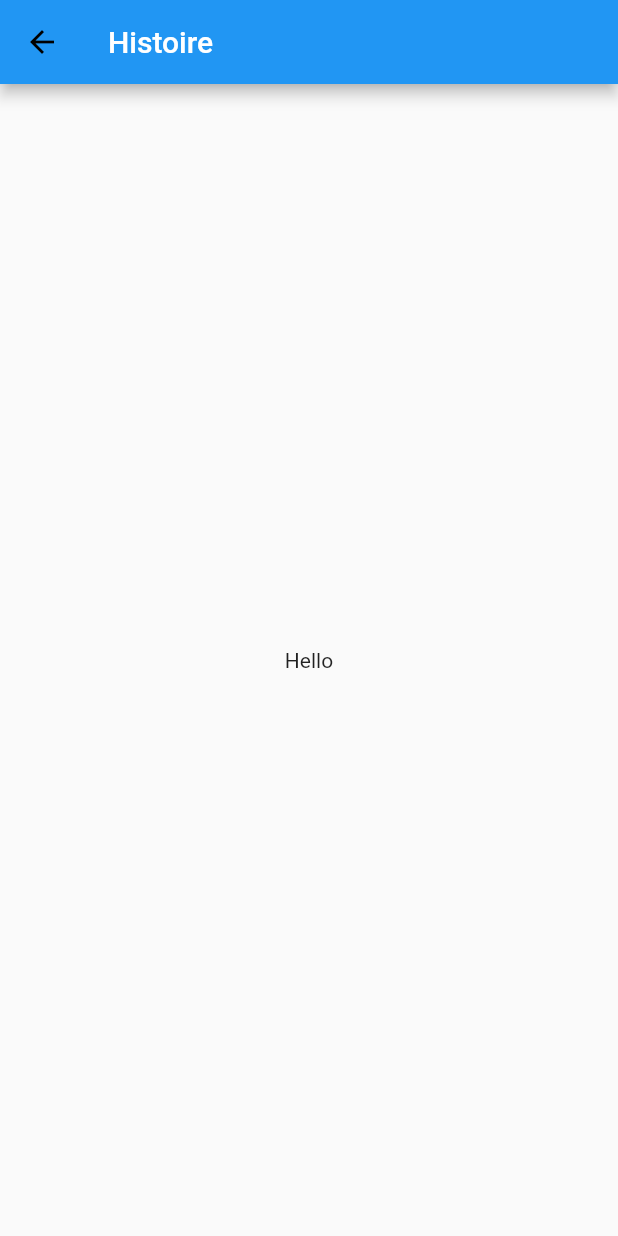
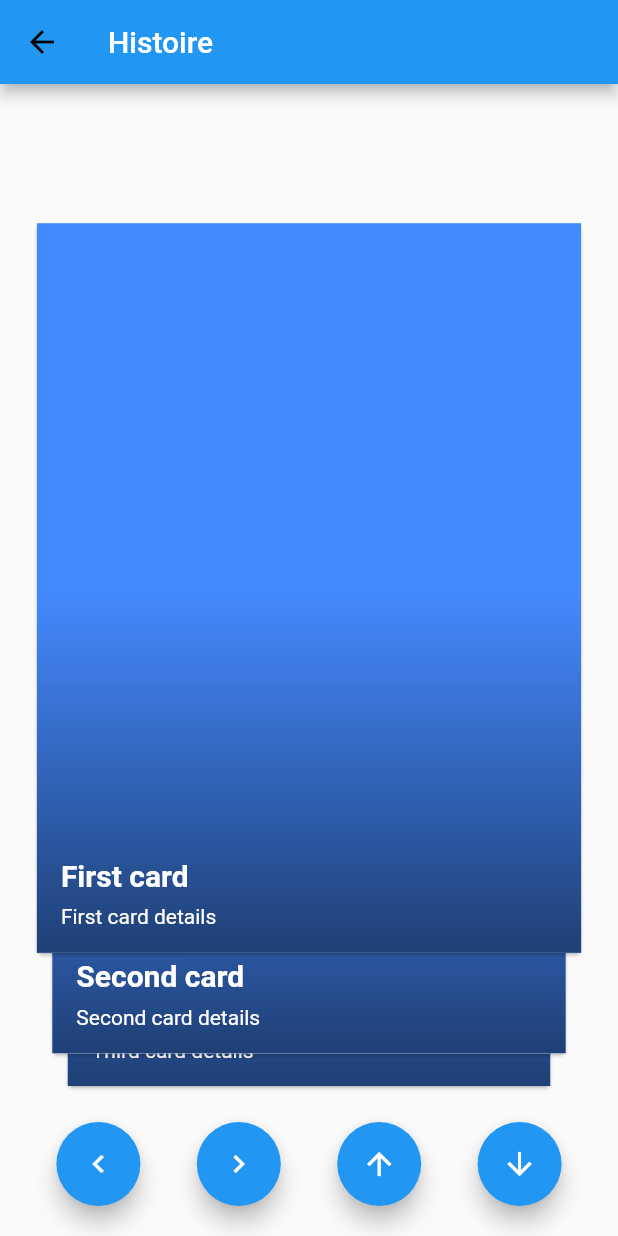
Before and after one commit to wangfaureli/af_test, a Flutter app: the Page2 screen opened directly, on a phone screen of 412 x 824 dp. Run offline on Flutter 3.47's test engine with Material 2 defaults, Android fonts, the phone set to English and light mode, and no system bars.

Commit message:
add card

```diff
--- a/lib/fixture.dart
+++ b/lib/fixture.dart
@@ -1,5 +1,3 @@
-
-import 'package:flutter/cupertino.dart';
 
 class Item {
   final String image;
--- a/lib/page/page2.dart
+++ b/lib/page/page2.dart
@@ -1,9 +1,22 @@
+import 'package:af_test/page/swip/swipeable_card_stack.dart';
 import 'package:flutter/material.dart';
+import 'package:af_test/page/swip//card_view.dart';
 
-class Page2 extends StatelessWidget {
+class Page2 extends StatefulWidget {
+
   const Page2({Key? key}) : super(key: key);
+
+  @override
+  State<Page2> createState() => _Page2State();
+}
+
+class _Page2State extends State<Page2> {
+  int counter = 4;
+
   @override
   Widget build(BuildContext context) {
+    SwipeableCardSectionController _cardController =
+    SwipeableCardSectionController();
     return Scaffold(
       appBar: AppBar(
         leading: IconButton(
@@ -12,8 +25,63 @@ class Page2 extends StatelessWidget {
         ),
         title: const Text('Histoire'),
       ),
-      body: const Center(
-        child: Text('Hello'),
+      body:  Column(
+        mainAxisAlignment: MainAxisAlignment.spaceBetween,
+        children: [
+          SwipeableCardsSection(
+            cardController: _cardController,
+            context: context,
+            //add the first 3 cards
+            items: const [
+              CardView(text: "First card"),
+              CardView(text: "Second card"),
+              CardView(text: "Third card"),
+            ],
+            onCardSwiped: (dir, index, widget) {
+              //Add the next card
+              if (counter <= 20) {
+                _cardController.addItem(CardView(text: "Card $counter"));
+                counter++;
+              }
+
+              if (dir == Direction.left) {
+                print('onDisliked ${(widget as CardView).text} $index');
+              } else if (dir == Direction.right) {
+                print('onLiked ${(widget as CardView).text} $index');
+              } else if (dir == Direction.up) {
+                print('onUp ${(widget as CardView).text} $index');
+              } else if (dir == Direction.down) {
+                print('onDown ${(widget as CardView).text} $index');
+              }
+            },
+            enableSwipeUp: true,
+            enableSwipeDown: true,
+          ),
+          Container(
+            margin: const EdgeInsets.symmetric(vertical: 20.0),
+            child: Row(
+              mainAxisAlignment: MainAxisAlignment.spaceEvenly,
+              children: [
+                FloatingActionButton(
+                  child: const Icon(Icons.chevron_left),
+                  onPressed: () => _cardController.triggerSwipeLeft(),
+                ),
+                FloatingActionButton(
+                  child: const Icon(Icons.chevron_right),
+                  onPressed: () => _cardController.triggerSwipeRight(),
+                ),
+                FloatingActionButton(
+                  child: const Icon(Icons.arrow_upward),
+                  onPressed: () => _cardController.triggerSwipeUp(),
+                ),
+                FloatingActionButton(
+                  child: Icon(Icons.arrow_downward),
+                  onPressed: () => _cardController.triggerSwipeDown(),
+                ),
+              ],
+            ),
+          )
+        ],
       ),
     );
   }
--- /dev/null
+++ b/lib/page/swip/card_view.dart
@@ -0,0 +1,56 @@
+import 'package:flutter/material.dart';
+
+class CardView extends StatelessWidget {
+  const CardView({
+    Key? key,
+    this.text = "Card View",
+  }) : super(key: key);
+  final String text;
+
+  @override
+  Widget build(BuildContext context) {
+    return Card(
+      child: Stack(
+        children: <Widget>[
+          SizedBox.expand(
+            child: Material(
+              borderRadius: BorderRadius.circular(12.0),
+              child: Container(
+                color: Colors.blueAccent,
+              ),
+            ),
+          ),
+          SizedBox.expand(
+            child: Container(
+              decoration: BoxDecoration(
+                  gradient: LinearGradient(
+                      colors: [Colors.transparent, Colors.black54],
+                      begin: Alignment.center,
+                      end: Alignment.bottomCenter)),
+            ),
+          ),
+          Align(
+            alignment: Alignment.bottomLeft,
+            child: Container(
+                padding: EdgeInsets.symmetric(vertical: 16.0, horizontal: 16.0),
+                child: Column(
+                  mainAxisAlignment: MainAxisAlignment.end,
+                  crossAxisAlignment: CrossAxisAlignment.start,
+                  children: <Widget>[
+                    Text(text,
+                        style: TextStyle(
+                            color: Colors.white,
+                            fontSize: 20.0,
+                            fontWeight: FontWeight.w700)),
+                    Padding(padding: EdgeInsets.only(bottom: 8.0)),
+                    Text("$text details",
+                        textAlign: TextAlign.start,
+                        style: TextStyle(color: Colors.white)),
+                  ],
+                )),
+          )
+        ],
+      ),
+    );
+  }
+}
--- /dev/null
+++ b/lib/page/swip/swipe_controller.dart
@@ -0,0 +1,42 @@
+import 'package:flutter/material.dart';
+
+typedef TriggerListener = void Function(Direction dir);
+typedef AppendItem = void Function(Widget item);
+typedef EnableSwipe = void Function(bool dir);
+
+class SwipeableCardSectionController {
+  late TriggerListener listener;
+  late AppendItem addItem;
+  late EnableSwipe enableSwipeListener;
+
+  void triggerSwipeLeft() {
+    return listener.call(Direction.left);
+  }
+
+  void triggerSwipeRight() {
+    return listener.call(Direction.right);
+  }
+
+  void triggerSwipeUp() {
+    return listener.call(Direction.up);
+  }
+
+  void triggerSwipeDown() {
+    return listener.call(Direction.down);
+  }
+
+  void appendItem(Widget item) {
+    return addItem.call(item);
+  }
+
+  void enableSwipe(bool isSwipeEnabled) {
+    return enableSwipeListener.call(isSwipeEnabled);
+  }
+}
+
+enum Direction {
+  left,
+  right,
+  up,
+  down,
+}
--- /dev/null
+++ b/lib/page/swip/swipeable_card_stack.dart
@@ -0,0 +1,327 @@
+library swipeable_card_stack;
+
+import 'dart:math';
+
+import 'package:flutter/material.dart';
+import './swipe_controller.dart';
+
+export './swipe_controller.dart';
+
+const List<Alignment> cardsAlign = [
+  Alignment(0.0, 1.0),
+  Alignment(0.0, 0.8),
+  Alignment(0.0, 0.0)
+];
+List<Size> cardsSize = List.filled(3, const Size(1, 1));
+
+class SwipeableCardsSection extends StatefulWidget {
+  final SwipeableCardSectionController? cardController;
+
+  //First 3 widgets
+  final List<Widget> items;
+  final Function? onCardSwiped;
+  final double cardWidthTopMul;
+  final double cardWidthMiddleMul;
+  final double cardWidthBottomMul;
+  final double cardHeightTopMul;
+  final double cardHeightMiddleMul;
+  final double cardHeightBottomMul;
+  final Function? appendItemCallback;
+  final bool enableSwipeUp;
+  final bool enableSwipeDown;
+
+  SwipeableCardsSection({Key? key,
+    this.cardController,
+    required BuildContext context,
+    required this.items,
+    this.onCardSwiped,
+    this.cardWidthTopMul = 0.9,
+    this.cardWidthMiddleMul = 0.85,
+    this.cardWidthBottomMul = 0.8,
+    this.cardHeightTopMul = 0.6,
+    this.cardHeightMiddleMul = 0.55,
+    this.cardHeightBottomMul = 0.5,
+    this.appendItemCallback,
+    this.enableSwipeUp = true,
+    this.enableSwipeDown = true,
+  }) : super(key: key) {
+    cardsSize[0] = Size(MediaQuery.of(context).size.width * cardWidthTopMul,
+        MediaQuery.of(context).size.height * cardHeightTopMul);
+    cardsSize[1] = Size(MediaQuery.of(context).size.width * cardWidthMiddleMul,
+        MediaQuery.of(context).size.height * cardHeightMiddleMul);
+    cardsSize[2] = Size(MediaQuery.of(context).size.width * cardWidthBottomMul,
+        MediaQuery.of(context).size.height * cardHeightBottomMul);
+  }
+
+  @override
+  _CardsSectionState createState() => _CardsSectionState();
+}
+
+class _CardsSectionState extends State<SwipeableCardsSection>
+    with SingleTickerProviderStateMixin {
+  int cardsCounter = 0;
+  int index = 0;
+  Widget? appendCard;
+
+  List<Widget?> cards = [];
+  late AnimationController _controller;
+  bool enableSwipe = true;
+
+  final Alignment defaultFrontCardAlign = const Alignment(0.0, 0.0);
+  Alignment frontCardAlign = cardsAlign[2];
+  double frontCardRot = 0.0;
+
+  void _triggerSwipe(Direction dir) {
+    final swipedCallback = widget.onCardSwiped ?? (_, __, ___) => true;
+    bool? shouldAnimate = false;
+    if (dir == Direction.left) {
+      shouldAnimate = swipedCallback(Direction.left, index, cards[0]);
+      frontCardAlign = const Alignment(-0.001, 0.0);
+    } else if (dir == Direction.right) {
+      shouldAnimate = swipedCallback(Direction.right, index, cards[0]);
+      frontCardAlign = const Alignment(0.001, 0.0);
+    } else if (dir == Direction.up) {
+      shouldAnimate = swipedCallback(Direction.up, index, cards[0]);
+      frontCardAlign = const Alignment(0.0, -0.001);
+    } else if (dir == Direction.down) {
+      shouldAnimate = swipedCallback(Direction.down, index, cards[0]);
+      frontCardAlign = const Alignment(0.0, 0.001);
+    }
+
+    shouldAnimate ??= true;
+
+    if (shouldAnimate) {
+      animateCards();
+    }
+  }
+
+  void _appendItem(Widget newCard) {
+    appendCard = newCard;
+  }
+
+  void _enableSwipe(bool isSwipeEnabled) {
+    setState(() {
+      enableSwipe = isSwipeEnabled;
+    });
+  }
+
+  @override
+  void initState() {
+    super.initState();
+
+    final cardController = widget.cardController;
+    if (cardController != null) {
+      cardController.listener = _triggerSwipe;
+      cardController.addItem = _appendItem;
+      cardController.enableSwipeListener = _enableSwipe;
+    }
+
+    // Init cards
+    for (cardsCounter = 0; cardsCounter < 3; cardsCounter++) {
+      if (widget.items.isNotEmpty && cardsCounter < widget.items.length) {
+        cards.add(widget.items[cardsCounter]);
+      } else {
+        cards.add(null);
+      }
+    }
+
+    frontCardAlign = cardsAlign[2];
+
+    // Init the animation controller
+    _controller =
+        AnimationController(duration: const Duration(milliseconds: 700), vsync: this);
+    _controller.addListener(() => setState(() {}));
+    _controller.addStatusListener((AnimationStatus status) {
+      if (status == AnimationStatus.completed) changeCardsOrder();
+    });
+  }
+
+  @override
+  Widget build(BuildContext context) {
+    return Expanded(
+        child: IgnorePointer(
+      ignoring: !enableSwipe,
+      child: Stack(
+        children: <Widget>[
+          if (cards[2] != null) backCard(),
+          if (cards[1] != null) middleCard(),
+          if (cards[0] != null) frontCard(),
+          // Prevent swiping if the cards are animating
+          ((_controller.status != AnimationStatus.forward))
+              ? SizedBox.expand(
+                  child: GestureDetector(
+                  // While dragging the first card
+                  onPanUpdate: (DragUpdateDetails details) {
+                    // Add what the user swiped in the last frame to the alignment of the card
+                    setState(() {
+                      frontCardAlign = Alignment(
+                          frontCardAlign.x +
+                              20 *
+                                  details.delta.dx /
+                                  MediaQuery.of(context).size.width,
+                          frontCardAlign.y +
+                              20 *
+                                  details.delta.dy /
+                                  MediaQuery.of(context).size.height);
+
+                      frontCardRot = frontCardAlign.x; // * rotation speed;
+                    });
+                  },
+                  // When releasing the first card
+                  onPanEnd: (_) {
+                    // If the front card was swiped far enough to count as swiped
+                    final onCardSwiped =
+                        widget.onCardSwiped ?? (_, __, ___) => true;
+                    bool? shouldAnimate = false;
+                    if (frontCardAlign.x > 3.0) {
+                      shouldAnimate =
+                          onCardSwiped(Direction.right, index, cards[0]);
+                    } else if (frontCardAlign.x < -3.0) {
+                      shouldAnimate =
+                          onCardSwiped(Direction.left, index, cards[0]);
+                    } else if (frontCardAlign.y < -3.0 &&
+                        widget.enableSwipeUp) {
+                      shouldAnimate =
+                          onCardSwiped(Direction.up, index, cards[0]);
+                    } else if (frontCardAlign.y > 3.0 &&
+                        widget.enableSwipeDown) {
+                      shouldAnimate =
+                          onCardSwiped(Direction.down, index, cards[0]);
+                    } else {
+                      // Return to the initial rotation and alignment
+                      setState(() {
+                        frontCardAlign = defaultFrontCardAlign;
+                        frontCardRot = 0.0;
+                      });
+                    }
+
+                    shouldAnimate ??= true;
+
+                    if (shouldAnimate) {
+                      animateCards();
+                    }
+                  },
+                ))
+              : Container(),
+        ],
+      ),
+    ));
+  }
+
+  Widget backCard() {
+    return Align(
+      alignment: _controller.status == AnimationStatus.forward
+          ? CardsAnimation.backCardAlignmentAnim(_controller).value
+          : cardsAlign[0],
+      child: SizedBox.fromSize(
+          size: _controller.status == AnimationStatus.forward
+              ? CardsAnimation.backCardSizeAnim(_controller).value
+              : cardsSize[2],
+          child: cards[2]),
+    );
+  }
+
+  Widget middleCard() {
+    return Align(
+      alignment: _controller.status == AnimationStatus.forward
+          ? CardsAnimation.middleCardAlignmentAnim(_controller).value
+          : cardsAlign[1],
+      child: SizedBox.fromSize(
+          size: _controller.status == AnimationStatus.forward
+              ? CardsAnimation.middleCardSizeAnim(_controller).value
+              : cardsSize[1],
+          child: cards[1]),
+    );
+  }
+
+  Widget frontCard() {
+    return Align(
+        alignment: _controller.status == AnimationStatus.forward
+            ? CardsAnimation.frontCardDisappearAlignmentAnim(
+                    _controller, frontCardAlign)
+                .value
+            : frontCardAlign,
+        child: Transform.rotate(
+          angle: (pi / 180.0) * frontCardRot,
+          child: SizedBox.fromSize(size: cardsSize[0], child: cards[0]),
+        ));
+  }
+
+  void changeCardsOrder() {
+    setState(() {
+      // Swap cards (back card becomes the middle card; middle card becomes the front card)
+      cards[0] = cards[1];
+      cards[1] = cards[2];
+      cards[2] = appendCard;
+      appendCard = null;
+
+      cardsCounter++;
+      index++;
+
+      frontCardAlign = defaultFrontCardAlign;
+      frontCardRot = 0.0;
+    });
+  }
+
+  void animateCards() {
+    _controller.stop();
+    _controller.value = 0.0;
+    _controller.forward();
+  }
+}
+
+class CardsAnimation {
+  static Animation<Alignment> backCardAlignmentAnim(
+      AnimationController parent) {
+    return AlignmentTween(begin: cardsAlign[0], end: cardsAlign[1]).animate(
+        CurvedAnimation(
+            parent: parent, curve: const Interval(0.4, 0.7, curve: Curves.easeIn)));
+  }
+
+  static Animation<Size?> backCardSizeAnim(AnimationController parent) {
+    return SizeTween(begin: cardsSize[2], end: cardsSize[1]).animate(
+        CurvedAnimation(
+            parent: parent, curve: const Interval(0.4, 0.7, curve: Curves.easeIn)));
+  }
+
+  static Animation<Alignment> middleCardAlignmentAnim(
+      AnimationController parent) {
+    return AlignmentTween(begin: cardsAlign[1], end: cardsAlign[2]).animate(
+        CurvedAnimation(
+            parent: parent, curve: const Interval(0.2, 0.5, curve: Curves.easeIn)));
+  }
+
+  static Animation<Size?> middleCardSizeAnim(AnimationController parent) {
+    return SizeTween(begin: cardsSize[1], end: cardsSize[0]).animate(
+        CurvedAnimation(
+            parent: parent, curve: const Interval(0.2, 0.5, curve: Curves.easeIn)));
+  }
+
+  static Animation<Alignment> frontCardDisappearAlignmentAnim(
+      AnimationController parent, Alignment beginAlign) {
+    if (beginAlign.x == -0.001 ||
+        beginAlign.x == 0.001 ||
+        beginAlign.x > 3.0 ||
+        beginAlign.x < -3.0) {
+      return AlignmentTween(
+              begin: beginAlign,
+              end: Alignment(
+                  beginAlign.x > 0 ? beginAlign.x + 30.0 : beginAlign.x - 30.0,
+                  0.0) // Has swiped to the left or right?
+              )
+          .animate(CurvedAnimation(
+              parent: parent, curve: const Interval(0.0, 0.5, curve: Curves.easeIn)));
+    } else {
+      return AlignmentTween(
+              begin: beginAlign,
+              end: Alignment(
+                  0.0,
+                  beginAlign.y > 0
+                      ? beginAlign.y + 30.0
+                      : beginAlign.y - 30.0) // Has swiped to the top or bottom?
+              )
+          .animate(CurvedAnimation(
+              parent: parent, curve: const Interval(0.0, 0.5, curve: Curves.easeIn)));
+    }
+  }
+}
```
